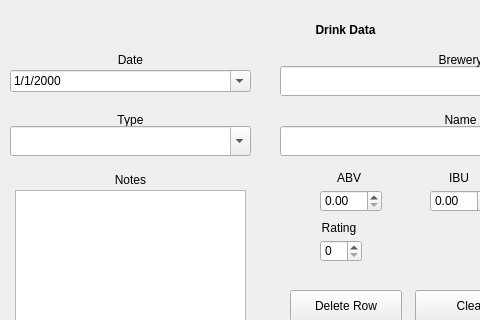
Above: src/mainwindow.ui from minorsecond/BuzzBot before the change; both pictures show x 0 to 480 and y 0 to 320 of the 1397 by 699 pixel window. Below: the same form after it.
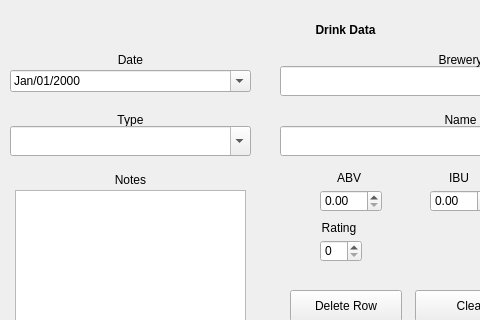
That is the form after the change.

Commit message: Use month name in dateedit

The edit to the form file:
```diff
--- a/src/mainwindow.ui
+++ b/src/mainwindow.ui
@@ -27,7 +27,7 @@
      <enum>Qt::WheelFocus</enum>
     </property>
     <property name="displayFormat">
-     <string>M/d/yyyy</string>
+     <string>MMM/dd/yyyy</string>
     </property>
     <property name="calendarPopup">
      <bool>true</bool>
```
